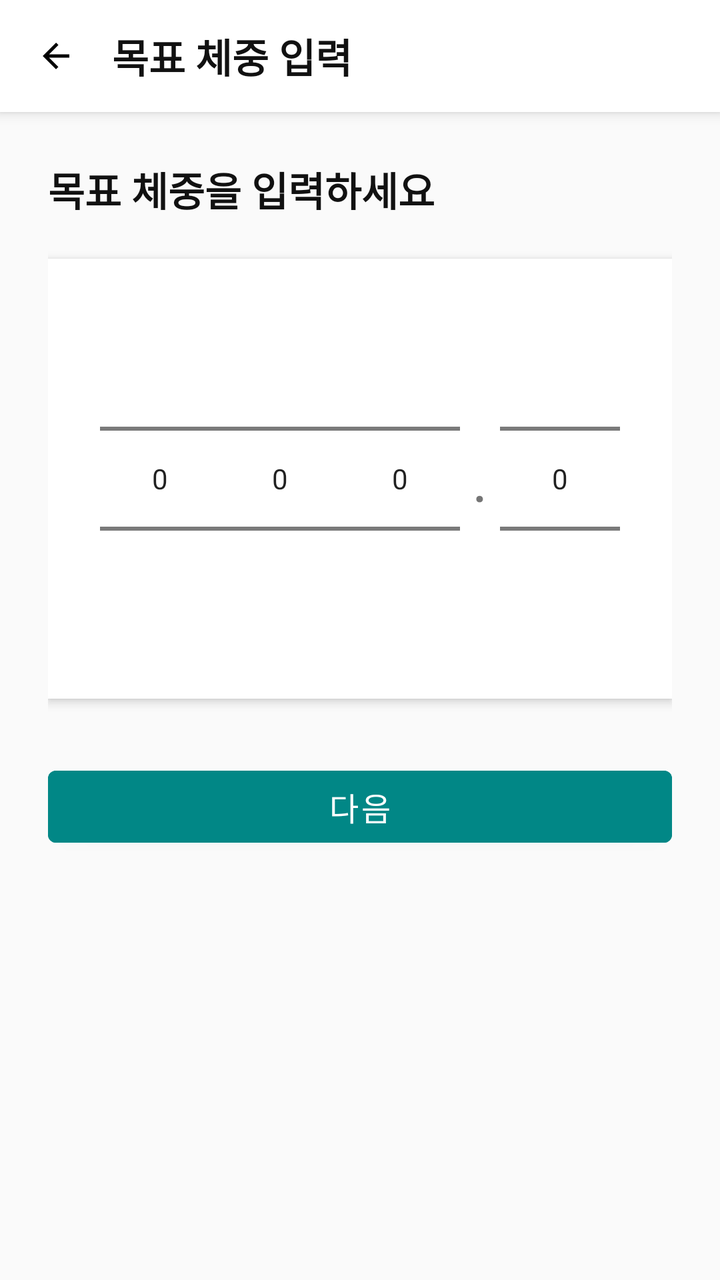
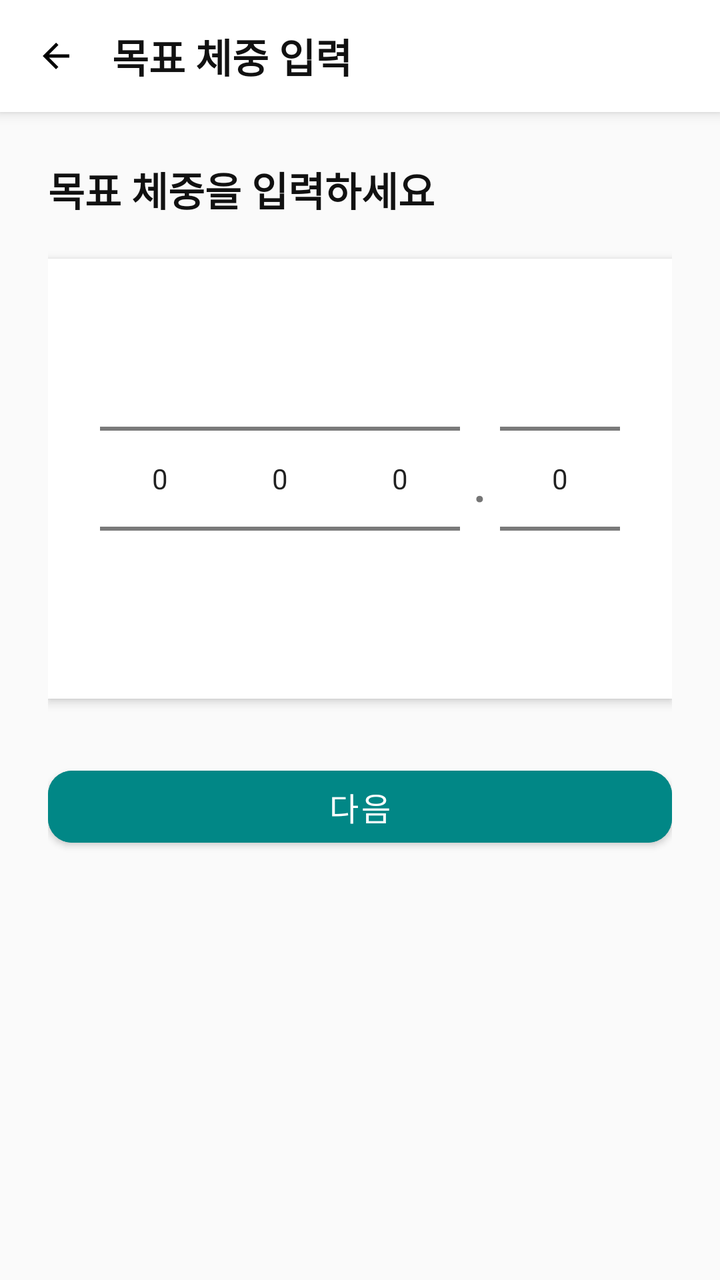

The first picture is an Android layout as it rendered before a commit; the second is the same layout after the commit. The layout source and the unified diff follow.
<!-- AndroidManifest.xml: application theme Theme.GJGN -->
<!-- res/layout/fragment_target_weight.xml -->
<?xml version="1.0" encoding="utf-8"?>
<LinearLayout xmlns:android="http://schemas.android.com/apk/res/android"
    android:orientation="vertical"
    android:layout_width="match_parent"
    android:layout_height="match_parent"
    android:background="#FAFAFA">

    
    <LinearLayout
        android:layout_width="match_parent"
        android:layout_height="56dp"
        android:orientation="horizontal"
        android:gravity="center_vertical"
        android:paddingStart="12dp"
        android:paddingEnd="12dp"
        android:background="@android:color/white"
        android:elevation="4dp">

        <ImageView
            android:id="@+id/btnBack"
            android:layout_width="32dp"
            android:layout_height="32dp"
            android:src="@drawable/ic_arrow_back"
            android:padding="6dp"
            android:background="?attr/selectableItemBackgroundBorderless" />

        <TextView
            android:layout_marginStart="12dp"
            android:text="목표 체중 입력"
            android:textSize="20sp"
            android:textStyle="bold"
            android:textColor="#111111"
            android:layout_width="wrap_content"
            android:layout_height="wrap_content" />
    </LinearLayout>

    
    <ScrollView
        android:layout_width="match_parent"
        android:layout_height="match_parent"
        android:fillViewport="true">

        <LinearLayout
            android:orientation="vertical"
            android:padding="24dp"
            android:layout_width="match_parent"
            android:layout_height="wrap_content">

            
            <TextView
                android:id="@+id/tvTargetTitle"
                android:layout_width="wrap_content"
                android:layout_height="wrap_content"
                android:text="목표 체중을 입력하세요"
                android:textSize="20sp"
                android:textStyle="bold"
                android:textColor="#111111"
                android:layout_marginBottom="20dp" />

            
            <LinearLayout
                android:layout_width="match_parent"
                android:layout_height="wrap_content"
                android:orientation="horizontal"
                android:gravity="center"
                android:background="@android:color/white"
                android:padding="20dp"
                android:elevation="3dp">

                <NumberPicker
                    android:id="@+id/npTarget100"
                    android:layout_width="60dp"
                    android:layout_height="wrap_content" />

                <NumberPicker
                    android:id="@+id/npTarget10"
                    android:layout_width="60dp"
                    android:layout_height="wrap_content" />

                <NumberPicker
                    android:id="@+id/npTarget1"
                    android:layout_width="60dp"
                    android:layout_height="wrap_content" />

                <TextView
                    android:layout_width="wrap_content"
                    android:layout_height="wrap_content"
                    android:text="."
                    android:textSize="30sp"
                    android:layout_marginLeft="6dp"
                    android:layout_marginRight="6dp" />

                <NumberPicker
                    android:id="@+id/npTargetDecimal"
                    android:layout_width="60dp"
                    android:layout_height="wrap_content" />
            </LinearLayout>

            
            <com.google.android.material.button.MaterialButton
                android:id="@+id/btnNextTarget"
                android:layout_width="match_parent"
                android:layout_height="48dp"
                android:text="다음"
                android:textSize="16sp"
                android:layout_marginTop="30dp"
                android:backgroundTint="@color/teal_700"
                android:textColor="@android:color/white"
                android:cornerRadius="12dp" />

        </LinearLayout>
    </ScrollView>

</LinearLayout>
<!-- resources referenced by this layout -->
<resources>
  <color name="teal_700">#FF018786</color>
  <!-- drawable ic_arrow_back (drawable) -->
  <vector xmlns:android="http://schemas.android.com/apk/res/android"
      android:width="24dp"
      android:height="24dp"
      android:viewportWidth="24"
      android:viewportHeight="24">
  
      <path
          android:fillColor="#000000"
          android:pathData="M20,11H7.83l5.59,-5.59L12,4l-8,8 8,8 1.41,-1.41L7.83,13H20v-2z"/>
  </vector>
  <style name="Theme.GJGN" parent="Theme.MaterialComponents.DayNight.NoActionBar">
          
          <item name="colorPrimary">@color/purple_700</item>
          <item name="colorPrimaryVariant">@color/purple_700</item>
          <item name="colorOnPrimary">@android:color/white</item>
          <item name="colorSecondary">@color/teal_700</item>
          <item name="android:windowMinWidthMajor">320dp</item>
          <item name="android:windowMinWidthMinor">320dp</item>
      </style>
  <color name="purple_700">#FF3700B3</color>
</resources>

<!-- the commit's change to res/layout/fragment_target_weight.xml (unified diff, before → after) -->
@@ -1,5 +1,6 @@
 <?xml version="1.0" encoding="utf-8"?>
 <LinearLayout xmlns:android="http://schemas.android.com/apk/res/android"
+    xmlns:app="http://schemas.android.com/apk/res-auto"
     android:orientation="vertical"
     android:layout_width="match_parent"
     android:layout_height="match_parent"
@@ -106,7 +107,7 @@
                 android:layout_marginTop="30dp"
                 android:backgroundTint="@color/teal_700"
                 android:textColor="@android:color/white"
-                android:cornerRadius="12dp" />
+                app:cornerRadius="12dp" />
 
         </LinearLayout>
     </ScrollView>
